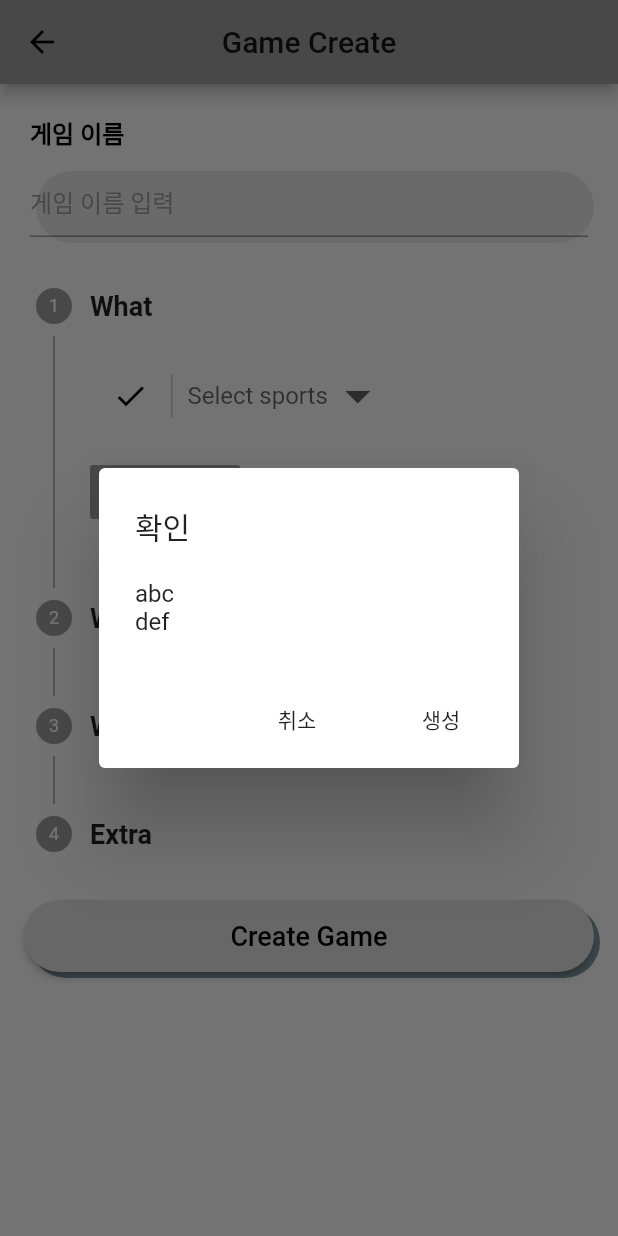
After one commit to kkdh7609/Gteam, a Flutter app: the GameCreatePage screen opened directly, after a tap on "Create Game", on a phone screen of 412 x 824 dp. The commit adds this screen. Run offline on Flutter 3.47's test engine with Material 2 defaults, Android fonts, the phone set to English and light mode, and no system bars; our stand-ins replace cloud_firestore, firebase_auth, google_maps_flutter, google_sign_in; accounts and stored records are empty.

Commit message:
create game

```diff
--- /dev/null
+++ b/flutter_app/lib/game/game_create.dart
@@ -0,0 +1,582 @@
+import 'package:flutter/material.dart';
+import 'package:flutter/services.dart';
+import 'package:gteams/game/map_test.dart';
+import 'dart:async';
+
+class GameCreatePage extends StatefulWidget {
+  @override
+  _GameCreatePageState createState() => _GameCreatePageState();
+}
+
+enum Gender { MALE, FEMALE, ALL }
+
+class _GameCreatePageState extends State<GameCreatePage> {
+  final GlobalKey<FormState> _formKey = GlobalKey<FormState>();
+
+  String _gameName;
+  String _selectedSports = null;
+  String _dateText = "Select Date";
+  String _startTimeText = "Start Time";
+  String _endTimeText = "End Time";
+  int _groupSize;
+  int _gameLevel;
+  Gender _selectedGender = null;
+
+  int _curStep = 0;
+
+  List<DropdownMenuItem<String>> _sportsList = [];
+  List<String> _sports = ["Football", "Baseball", "Basketball"];
+
+  DateTime _date = DateTime.now();
+  TimeOfDay _startTime = TimeOfDay.now();
+  TimeOfDay _endTime = TimeOfDay.now();
+
+  void loadData() {
+    _sportsList = [];
+    _sportsList = _sports.map((val) => DropdownMenuItem<String>(
+              child: Text(val),
+              value: val,
+            )).toList();
+
+  }
+
+  Future<Null> _selectDate(BuildContext context) async {
+    final DateTime _pickedDate = await showDatePicker(
+        context: context,
+        initialDate: _date,
+        firstDate: DateTime.now().subtract(Duration(days: 1)),
+        lastDate: _date.add(Duration(days: 100)));
+
+    if (_pickedDate != null && _pickedDate != _date) {
+      setState(() {
+        _date = _pickedDate;
+        _dateText = _date.toString().split(" ")[0];
+      });
+    }
+  }
+
+  Future<Null> _selectStart(BuildContext context) async {
+    final TimeOfDay _pickedStart =
+        await showTimePicker(context: context, initialTime: _startTime);
+
+    if (_pickedStart != null && _pickedStart != _startTime) {
+      setState(() {
+        _startTime = _pickedStart;
+        _startTimeText = _startTime.toString().split("(")[1].split(")")[0];
+      });
+    }
+  }
+
+  Future<Null> _selectEnd(BuildContext context) async {
+    final TimeOfDay _pickedEnd =
+        await showTimePicker(context: context, initialTime: _endTime);
+
+    if (_pickedEnd != null && _pickedEnd != _endTime) {
+      setState(() {
+        _endTime = _pickedEnd;
+        _endTimeText = _endTime.toString().split("(")[1].split(")")[0];
+      });
+    }
+  }
+
+  @override
+  Widget build(BuildContext context) {
+    loadData();
+    List<Step> steps = [
+      Step(
+        title: const Text("What",
+          style: TextStyle(
+            fontWeight: FontWeight.w600,
+            fontSize: 18,
+          ),
+        ),
+        isActive: true,
+        state: StepState.indexed,
+        content: _game_type(),
+      ),
+      Step(
+          title: const Text("When",
+            style: TextStyle(
+              fontWeight: FontWeight.w600,
+              fontSize: 18,
+            ),
+          ),
+          isActive: true,
+          state: StepState.indexed,
+          content: Column(
+            children: <Widget>[_game_date(), _game_time()],
+          )),
+      Step(
+          title: const Text("Where",
+            style: TextStyle(
+              fontWeight: FontWeight.w600,
+              fontSize: 18,
+            ),
+          ),
+          isActive: true,
+          state: StepState.indexed,
+          content: _game_location()),
+      Step(
+          title: const Text("Extra",
+            style: TextStyle(
+              fontWeight: FontWeight.w600,
+              fontSize: 18,
+            ),
+          ),
+          isActive: true,
+          state: StepState.indexed,
+          content: Column(
+            children: <Widget>[
+              _game_gender(),
+              _game_member_number(),
+              _game_level()
+            ],
+          ))
+    ];
+
+    return Scaffold(
+        appBar: AppBar(title: Text("Game Create"), centerTitle: true,),
+        body: Container(
+            child: Form(
+                key: _formKey,
+                child: SingleChildScrollView(
+                    child: Column(
+                      crossAxisAlignment: CrossAxisAlignment.start,
+                      children: <Widget>[
+//                        _game_appBar(),
+                        _game_title("게임 이름"),
+                        _game_name(),
+                        Stepper(
+                          steps: steps,
+                          type: StepperType.vertical,
+                      currentStep: this._curStep,
+                      onStepContinue: () {
+                        setState(() {
+                          if (this._curStep < steps.length - 1) {
+                            this._curStep = this._curStep + 1;
+                          } else {
+                            this._curStep = 0;
+                          }
+                        });
+                      },
+                      onStepCancel: () {
+                        setState(() {
+                          if (this._curStep > 0) {
+                            this._curStep = this._curStep - 1;
+                          } else {
+                            this._curStep = 0;
+                          }
+                        });
+                      },
+                      onStepTapped: (step) {
+                        setState(() {
+                          this._curStep = step;
+                        });
+                      },
+                    ),
+                    _game_create()
+                  ],
+                )
+                )
+            )
+        )
+    );
+  }
+
+  Widget _game_appBar() {
+    return Container(
+      decoration: BoxDecoration(
+        color: Colors.transparent,
+        boxShadow: <BoxShadow>[
+          BoxShadow(
+              color: Colors.grey.withOpacity(0.2),
+              offset: Offset(0, 2),
+              blurRadius: 4.0),
+        ],
+      ),
+      child: Padding(
+        padding: EdgeInsets.only(
+            top: MediaQuery.of(context).padding.top, left: 8, right: 8),
+        child: Row(
+          children: <Widget>[
+            Container(
+              alignment: Alignment.centerLeft,
+              width: AppBar().preferredSize.height + 40,
+              height: AppBar().preferredSize.height,
+              child: Material(
+                color: Colors.transparent,
+                child: InkWell(
+                  borderRadius: BorderRadius.all(
+                    Radius.circular(32.0),
+                  ),
+                  onTap: () {
+                    Navigator.pop(context);
+                  },
+                  child: Padding(
+                    padding: const EdgeInsets.all(8.0),
+                    child: Icon(Icons.close),
+                  ),
+                ),
+              ),
+            ),
+            Expanded(
+              child: Center(
+                child: Text(
+                  "Create Game",
+                  style: TextStyle(
+                    fontWeight: FontWeight.w600,
+                    fontSize: 22,
+                  ),
+                ),
+              ),
+            ),
+            Container(
+              width: AppBar().preferredSize.height + 40,
+              height: AppBar().preferredSize.height,
+            )
+          ],
+        ),
+      ),
+    );
+  }
+
+  Widget _game_title(String title) {
+    return Padding(
+      padding: const EdgeInsets.only(top: 20.0, left: 20.0),
+      child: Text(
+        title,
+        style: TextStyle(color: Colors.black, fontWeight: FontWeight.w900, fontSize: 16.0),
+      ),
+    );
+  }
+
+  Widget _game_name() {
+    return Container(
+        margin: const EdgeInsets.symmetric(horizontal: 20.0, vertical: 10.0),
+        decoration: BoxDecoration(
+          borderRadius: BorderRadius.all(Radius.circular(24.0)),
+          boxShadow: <BoxShadow>[
+            BoxShadow(
+              color: Colors.grey.withOpacity(0.2),
+              offset: Offset(4, 4),
+            ),
+          ],
+        ),
+        child: Column(
+          children: <Widget>[
+            Container(
+                child: Row(
+                  children: <Widget>[
+                    Expanded(
+                      child: TextFormField(
+                        keyboardType: TextInputType.text,
+                        decoration: InputDecoration(
+                          hintText: '게임 이름 입력',
+                          hintStyle: TextStyle(color: Colors.grey),
+                        ),
+                        validator: (value) {
+                          return value.isEmpty ? "Game name can\'t be empty" : null;
+                        },
+                        onSaved: (value) {
+                          _gameName = value;
+                        },
+                      ),
+                    )
+                  ],
+                ))
+          ],
+        ));
+  }
+
+  Widget _game_type() {
+    return Container(
+      child: Row(
+        children: <Widget>[
+          new Padding(
+              padding: EdgeInsets.symmetric(horizontal: 15.0),
+              child: Icon(Icons.check, color: Colors.black)),
+          Container(
+            height: 30.0,
+            width: 1.0,
+            color: Colors.grey.withOpacity(0.5),
+            margin: const EdgeInsets.only(right: 10.0),
+          ),
+          DropdownButtonHideUnderline(
+              child: DropdownButton(
+                  value: _selectedSports,
+                  items: _sportsList,
+                  hint: Text("Select sports"),
+                  iconSize: 40.0,
+                  onChanged: (value) {
+                    _selectedSports = value;
+                    setState(() {});
+                  }))
+        ],
+      ),
+    );
+  }
+
+  Widget _game_date() {
+    return Container(
+      child: Row(
+        children: <Widget>[
+          new Padding(
+              padding: EdgeInsets.symmetric(horizontal: 15.0),
+              child: Icon(Icons.date_range, color: Colors.black)),
+          Container(
+            height: 30.0,
+            width: 1.0,
+            color: Colors.grey.withOpacity(0.5),
+            margin: const EdgeInsets.only(right: 10.0),
+          ),
+          FlatButton(
+            child: Text(_dateText, style: TextStyle(fontSize: 16)),
+            onPressed: () {
+              _selectDate(context);
+            },
+          )
+        ],
+      ),
+    );
+  }
+
+  Widget _game_time() {
+    return Container(
+      child: Row(
+        children: <Widget>[
+          new Padding(
+              padding: EdgeInsets.symmetric(horizontal: 15.0),
+              child: Icon(Icons.access_time, color: Colors.black)),
+          Container(
+            height: 30.0,
+            width: 1.0,
+            color: Colors.grey.withOpacity(0.5),
+            margin: const EdgeInsets.only(right: 10.0),
+          ),
+          FlatButton(
+            child: Text(_startTimeText, style: TextStyle(fontSize: 16)),
+            onPressed: () {
+              _selectStart(context);
+            },
+          ),
+          Text("~", style: TextStyle(fontSize: 16)),
+          FlatButton(
+            child: Text(_endTimeText, style: TextStyle(fontSize: 16)),
+            onPressed: () {
+              _selectEnd(context);
+            },
+          ),
+        ],
+      ),
+    );
+  }
+
+  Widget _game_location() {
+    return Container(
+      child: Row(
+        children: <Widget>[
+          Padding(
+              padding: EdgeInsets.symmetric(horizontal: 15.0),
+              child: Icon(Icons.location_on, color: Colors.black)),
+          Container(
+            height: 30.0,
+            width: 1.0,
+            color: Colors.grey.withOpacity(0.5),
+            margin: const EdgeInsets.only(right: 10.0),
+          ),
+          FlatButton(
+            child: Text('Select Location'),
+            onPressed: () {
+              Navigator.push(context, MaterialPageRoute(builder: (context)=>MapTest()));
+            },
+          )
+        ],
+      ),
+    );
+  }
+
+  Widget _game_gender() {
+    return Container(
+      child: Row(
+        children: <Widget>[
+          new Padding(
+              padding: EdgeInsets.symmetric(horizontal: 15.0),
+              child: Icon(Icons.wc, color: Colors.black)),
+          Container(
+            height: 30.0,
+            width: 1.0,
+            color: Colors.grey.withOpacity(0.5),
+            margin: const EdgeInsets.only(right: 10.0),
+          ),
+          Radio(
+            value: Gender.MALE,
+            groupValue: _selectedGender,
+            onChanged: (Gender value) {
+              setState(() {
+                _selectedGender = value;
+              });
+            },
+          ),
+          Text("Male", style: TextStyle(fontSize: 16)),
+          Radio(
+            value: Gender.FEMALE,
+            groupValue: _selectedGender,
+            onChanged: (Gender value) {
+              setState(() {
+                _selectedGender = value;
+              });
+            },
+          ),
+          Text("Female", style: TextStyle(fontSize: 16)),
+          Radio(
+            value: Gender.ALL,
+            groupValue: _selectedGender,
+            onChanged: (Gender value) {
+              setState(() {
+                _selectedGender = value;
+              });
+            },
+          ),
+          Text("All", style: TextStyle(fontSize: 16)),
+        ],
+      ),
+    );
+  }
+
+  Widget _game_member_number() {
+    return Container(
+      child: Row(
+        children: <Widget>[
+          new Padding(
+              padding: EdgeInsets.symmetric(horizontal: 15.0),
+              child: Icon(Icons.group, color: Colors.black)),
+          Container(
+            height: 30.0,
+            width: 1.0,
+            color: Colors.grey.withOpacity(0.5),
+            margin: const EdgeInsets.only(right: 10.0),
+          ),
+          Flexible(
+              child: TextFormField(
+                inputFormatters: [ LengthLimitingTextInputFormatter(2)],
+                keyboardType: TextInputType.number,
+                decoration: InputDecoration(
+                  hintText: 'Group Size',
+                  hintStyle: TextStyle(color: Colors.grey),
+                ),
+                validator: (value) {
+                  return value.isEmpty ? "Group size can\'t be empty" : null;
+                },
+                onSaved: (value) {
+                  _groupSize = int.parse(value);
+                },
+              )
+          )
+        ],
+      ),
+    );
+  }
+
+  Widget _game_level() {
+    return Container(
+      child: Row(
+        children: <Widget>[
+          Padding(
+              padding: EdgeInsets.symmetric(horizontal: 15.0),
+              child: Icon(Icons.thumb_up, color: Colors.black)),
+          Container(
+            height: 30.0,
+            width: 1.0,
+            color: Colors.grey.withOpacity(0.5),
+            margin: const EdgeInsets.only(right: 10.0),
+          ),
+          Flexible(
+              child: TextFormField(
+                inputFormatters: [ LengthLimitingTextInputFormatter(2)],
+                keyboardType: TextInputType.number,
+                decoration: InputDecoration(
+                  hintText: 'Game Level',
+                  hintStyle: TextStyle(color: Colors.grey),
+                ),
+                validator: (value) {
+                  return value.isEmpty ? "Game level can\'t be empty" : null;
+                },
+                onSaved: (value) {
+                  _gameLevel = int.parse(value);
+                },
+              )
+          )
+        ],
+      ),
+    );
+  }
+
+  void _showMaterialDialog() {
+    showDialog(
+        context: context,
+        builder: (context) {
+          return AlertDialog(
+            title: Text('확인'),
+            content: SingleChildScrollView(
+                child: ListBody(
+              children: <Widget>[Text("abc"), Text("def")],
+            )),
+            actions: <Widget>[
+              FlatButton(
+                  onPressed: () {
+                    Navigator.pop(context);
+                  },
+                  child: Text('취소')),
+              FlatButton(
+                onPressed: () {
+                  if(_formKey.currentState.validate()){
+                    _formKey.currentState.save();
+                    Navigator.pop(context);
+                    Navigator.pop(context);
+                  }
+                },
+                child: Text('생성'),
+              )
+            ],
+          );
+        });
+  }
+
+  Widget _game_create() {
+    return Padding(
+      padding: const EdgeInsets.only(left: 16, right: 16, bottom: 16, top: 8),
+      child: Container(
+        height: 48,
+        decoration: BoxDecoration(
+          borderRadius: BorderRadius.all(Radius.circular(24.0)),
+          boxShadow: <BoxShadow>[
+            BoxShadow(
+              color: Colors.blueGrey.withOpacity(0.8),
+              offset: Offset(4, 4),
+            ),
+          ],
+        ),
+        child: Material(
+          color: Colors.transparent,
+          child: RaisedButton(
+            shape: RoundedRectangleBorder(
+              borderRadius: BorderRadius.all(Radius.circular(24.0)),
+            ),
+            onPressed: () {
+              _showMaterialDialog();
+            },
+            child: Center(
+              child: Text(
+                "Create Game",
+                style: TextStyle(
+                    fontWeight: FontWeight.w500,
+                    fontSize: 18,
+                    color: Colors.black),
+              ),
+            ),
+          ),
+        ),
+      ),
+    );
+  }
+}
--- a/flutter_app/lib/login/login.dart
+++ b/flutter_app/lib/login/login.dart
@@ -104,7 +104,7 @@ class _LoginPageState extends State<LoginPage> {
                 crossAxisAlignment: CrossAxisAlignment.start,
                 children: <Widget>[
                   _showTitle(),
-                  _showTextFieldTitle("Emailss"),
+                  _showTextFieldTitle("Email"),
                   _showEmailTextField(),
                   _showTextFieldTitle("Password"),
                   _showPasswordTextField(),
@@ -157,8 +157,7 @@ class _LoginPageState extends State<LoginPage> {
         ),
         borderRadius: BorderRadius.circular(20.0),
       ),
-      margin:
-      const EdgeInsets.symmetric(vertical: 10.0, horizontal: 20.0),
+      margin: const EdgeInsets.symmetric(vertical: 10.0, horizontal: 20.0),
       child: Row(
         children: <Widget>[
           new Padding(
--- a/flutter_app/lib/main.dart
+++ b/flutter_app/lib/main.dart
@@ -11,7 +11,7 @@ class MyApp extends StatelessWidget{
       title: 'Flutter login demo',
       debugShowCheckedModeBanner: false,
       theme: new ThemeData(
-        primarySwatch:  Colors.blue,
+        primarySwatch:  Colors.grey,
       ),
       home: new RootPage(auth: new Auth())
     );
--- a/flutter_app/lib/services/user_mangement.dart
+++ b/flutter_app/lib/services/user_mangement.dart
@@ -1,6 +1,5 @@
 //To add user account to firestore 'user' collection
 import 'package:cloud_firestore/cloud_firestore.dart';
-
 import 'package:flutter/widgets.dart';
 
 class UserManagement {
--- a/flutter_app/pubspec.yaml
+++ b/flutter_app/pubspec.yaml
@@ -19,11 +19,12 @@ environment:
 dependencies:
   flutter:
     sdk: flutter
+  google_maps_flutter: ^0.4.0
   firebase_auth: ^0.14.0+5
   grouped_buttons: ^1.0.4
   google_sign_in:
   cloud_firestore: ^0.12.9+5
-
+  gender_selector:
   # The following adds the Cupertino Icons font to your application.
   # Use with the CupertinoIcons class for iOS style icons.
   cupertino_icons: ^0.1.2
```
Also changed, not shown: flutter_app/lib/game/map_test.dart (added, +102 -0 lines), flutter_app/lib/setting/settings.dart (+21 -1 lines), flutter_app/pubspec.lock, 1 other file.
